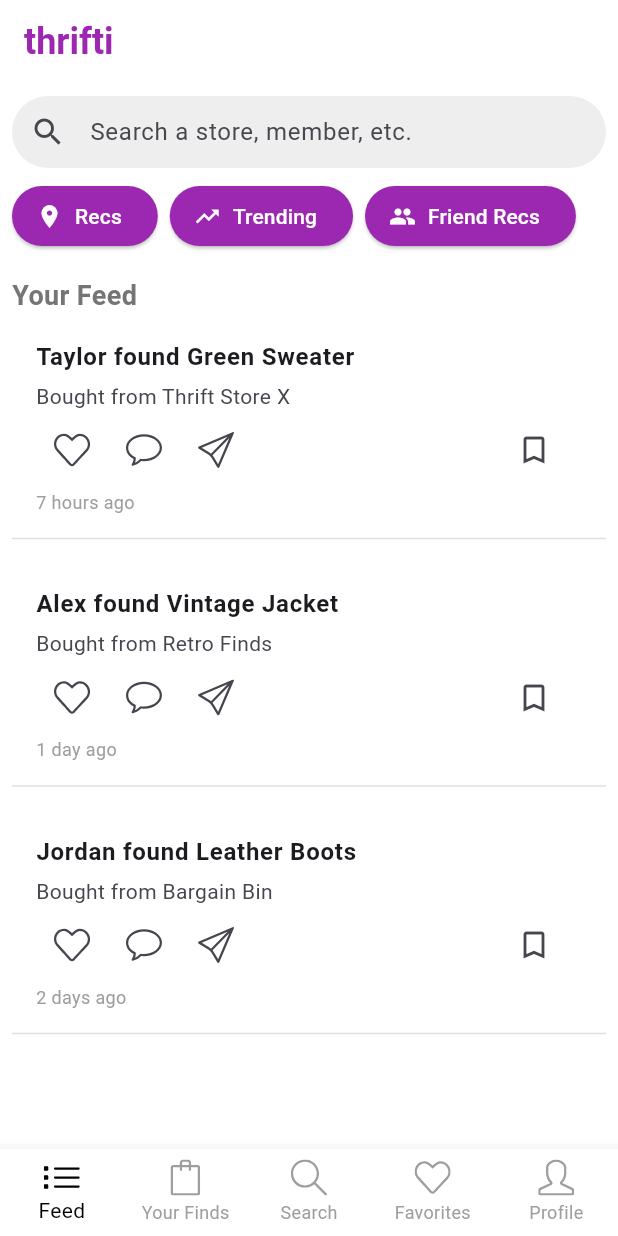
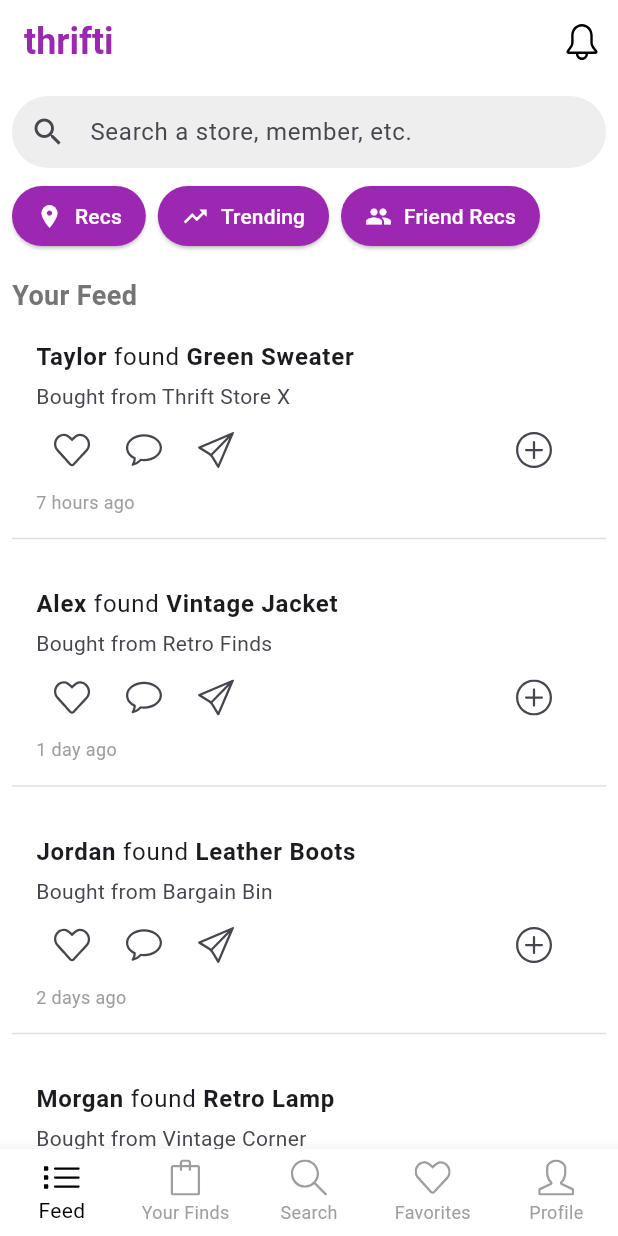
Before and after one commit to jorgoose/thrifti, a Flutter app: the screen it shows after launch, on a phone screen of 412 x 824 dp. Run offline on Flutter 3.47's test engine with Material 3 defaults, Android fonts, the light colour scheme and no system bars; our stand-ins replace flutter_vector_icons.

Commit message:
Scrollable change

```diff
--- a/lib/main.dart
+++ b/lib/main.dart
@@ -23,6 +23,14 @@ class MainApp extends StatelessWidget {
           ),
           backgroundColor: Colors.white,
           elevation: 0,
+          actions: <Widget>[
+            IconButton(
+              icon: Icon(SimpleLineIcons.bell, color: Colors.black),
+              onPressed: () {
+                // Handle notification bell press
+              },
+            ),
+          ],
         ),
         body: SingleChildScrollView(
           child: Column(
@@ -40,8 +48,8 @@ class MainApp extends StatelessWidget {
                     filled: true,
                     fillColor: Colors.grey[200],
                     prefixIcon: Icon(Icons.search),
-                    contentPadding:
-                        EdgeInsets.symmetric(vertical: 10.0), // Reduced height
+                    contentPadding: EdgeInsets.symmetric(
+                        vertical: 8.0, horizontal: 10.0), // Adjusted padding
                   ),
                 ),
               ),
@@ -79,6 +87,10 @@ class MainApp extends StatelessWidget {
                         "Alex", "Vintage Jacket", "Retro Finds", "1 day ago"),
                     _buildFeedItem(
                         "Jordan", "Leather Boots", "Bargain Bin", "2 days ago"),
+                    _buildFeedItem(
+                        "Morgan", "Retro Lamp", "Vintage Corner", "3 days ago"),
+                    _buildFeedItem(
+                        "Sam", "Antique Vase", "Old Treasures", "4 days ago"),
                     // Add more feed items here
                   ],
                 ),
@@ -135,6 +147,8 @@ class MainApp extends StatelessWidget {
         shape: RoundedRectangleBorder(
           borderRadius: BorderRadius.circular(30),
         ),
+        padding: EdgeInsets.symmetric(
+            horizontal: 16.0, vertical: 8.0), // Adjusted padding
       ),
     );
   }
@@ -147,8 +161,19 @@ class MainApp extends StatelessWidget {
         crossAxisAlignment: CrossAxisAlignment.start,
         children: [
           ListTile(
-            title: Text('$userName found $itemFound',
-                style: TextStyle(fontWeight: FontWeight.bold)),
+            title: Text.rich(
+              TextSpan(
+                children: [
+                  TextSpan(
+                      text: '$userName ',
+                      style: TextStyle(fontWeight: FontWeight.bold)),
+                  TextSpan(text: 'found '),
+                  TextSpan(
+                      text: '$itemFound',
+                      style: TextStyle(fontWeight: FontWeight.bold)),
+                ],
+              ),
+            ),
             subtitle: Column(
               crossAxisAlignment: CrossAxisAlignment.start,
               children: [
@@ -180,7 +205,7 @@ class MainApp extends StatelessWidget {
                         ],
                       ),
                       IconButton(
-                          icon: Icon(Icons.bookmark_outline), onPressed: () {}),
+                          icon: Icon(SimpleLineIcons.plus), onPressed: () {}),
                     ],
                   ),
                 ),
```
